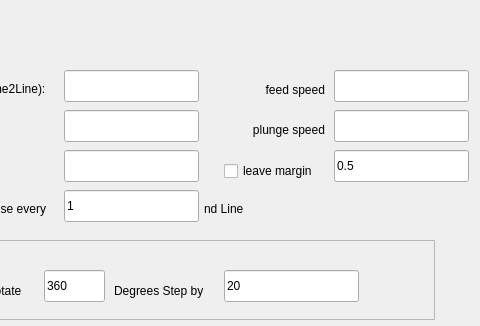
Old version of the form src/Gui/SimpleCutterDialog.ui in the repository fredrickojackson/CppCAM; both pictures show x 316 to 796 and y 0 to 326 of the 796 by 602 pixel window.
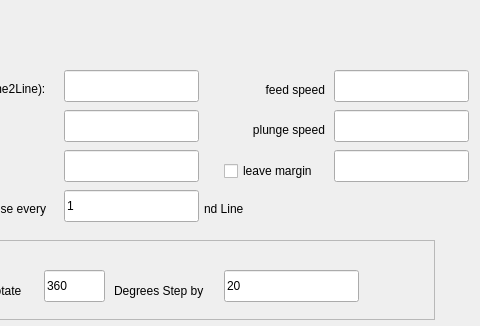
New version of the form. Icons and pictures are not drawn.

```diff
--- a/src/Gui/SimpleCutterDialog.ui
+++ b/src/Gui/SimpleCutterDialog.ui
@@ -398,10 +398,10 @@
     </rect>
    </property>
    <property name="text">
-    <string>0.5</string>
+    <string/>
    </property>
    <property name="placeholderText">
-    <string>.5</string>
+    <string/>
    </property>
   </widget>
   <widget class="QLabel" name="label_12">
```
